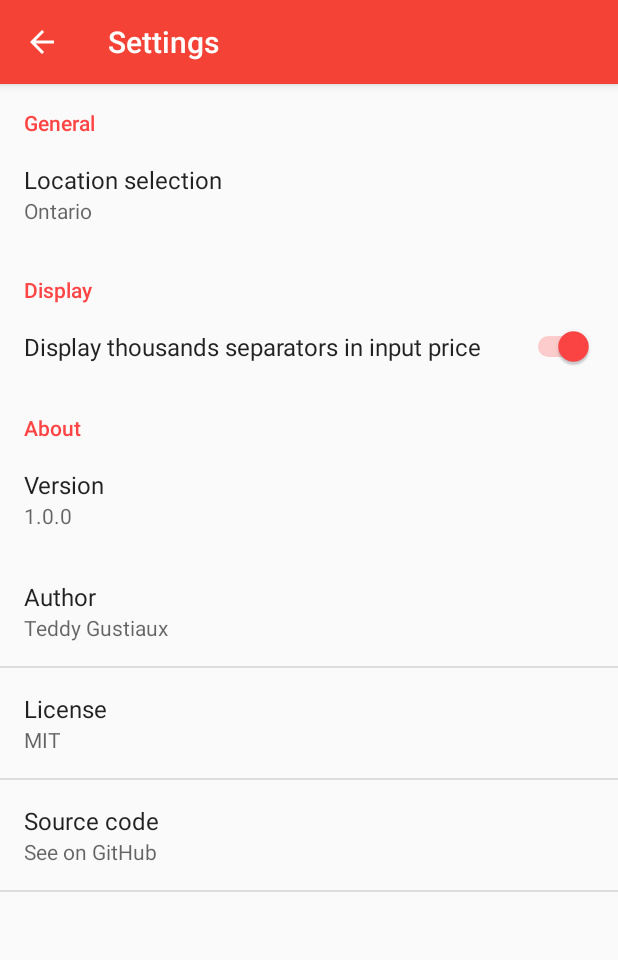
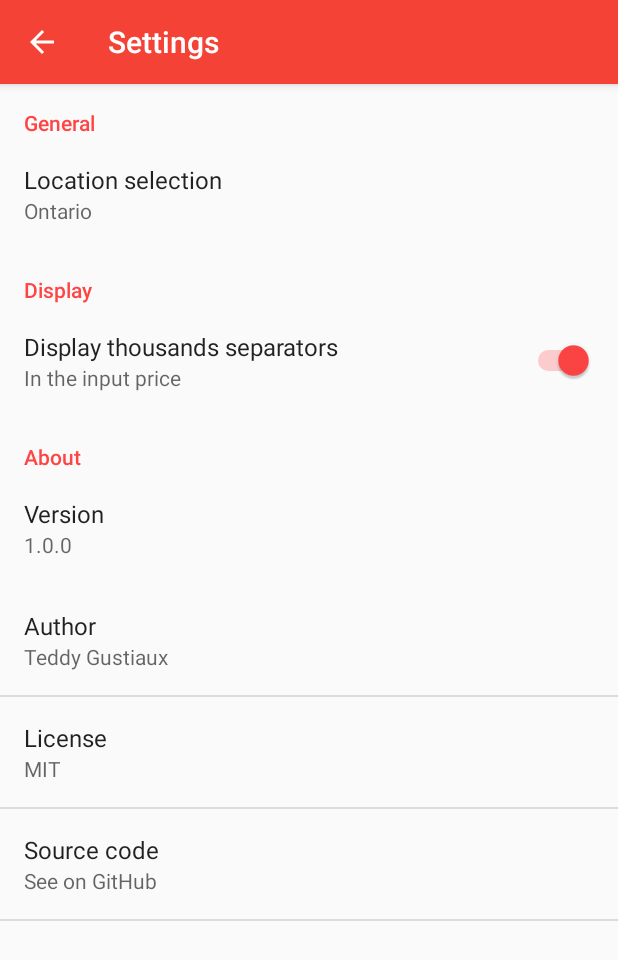
Before and after one commit to teddy-gustiaux/canadian-sales-tax-calculator, an Android app: the SettingsActivity screen opened directly, with no data from a screen before it, on a phone screen of 412 x 824 dp. Shown: the top 960 px of the screen. Run offline under Robolectric (Android 15) with nearby library versions, the phone set to English and light mode, and no system bars.

```diff
--- a/app/src/main/res/menu/menu_main.xml
+++ b/app/src/main/res/menu/menu_main.xml
@@ -2,7 +2,6 @@
     xmlns:app="http://schemas.android.com/apk/res-auto"
     xmlns:tools="http://schemas.android.com/tools"
     tools:context="com.gustiaux.canadiansalestaxcalculator.MainActivity">
-    <!-- "Mark Favorite", should appear as action button if possible -->
     <item
         android:id="@+id/action_clear"
         android:icon="@drawable/delete"
--- a/app/src/main/res/values/strings.xml
+++ b/app/src/main/res/values/strings.xml
@@ -36,7 +36,8 @@
     <string name="pref_header_about">About</string>
 
     <!-- Display preferences -->
-    <string name="pref_thousands_separators">Display thousands separators in input price</string>
+    <string name="pref_thousands_separators">Display thousands separators</string>
+    <string name="pref_thousands_separators_summary">In the input price</string>
 
     <!-- General preferences -->
     <string name="pref_title_location">Location selection</string>
--- a/app/src/main/res/xml/preferences.xml
+++ b/app/src/main/res/xml/preferences.xml
@@ -21,7 +21,8 @@
         <SwitchPreference
             android:defaultValue="true"
             android:key="separator_switch"
-            android:title="@string/pref_thousands_separators" />
+            android:title="@string/pref_thousands_separators"
+            android:summary="@string/pref_thousands_separators_summary"/>
 
     </PreferenceCategory>
 
```
